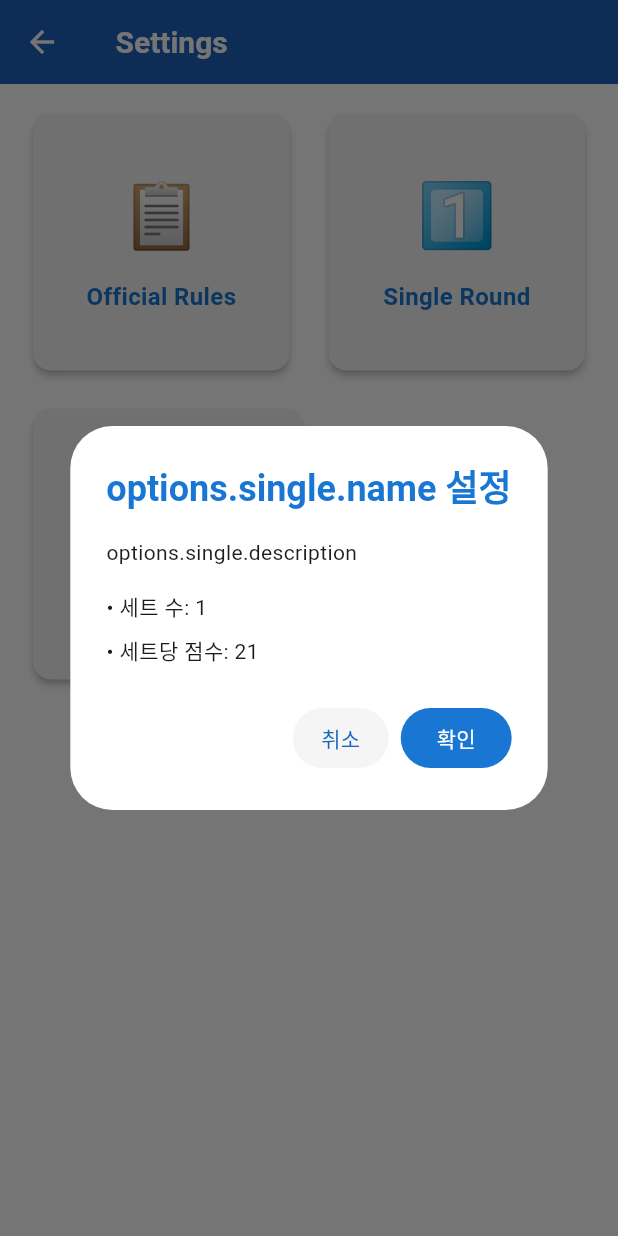
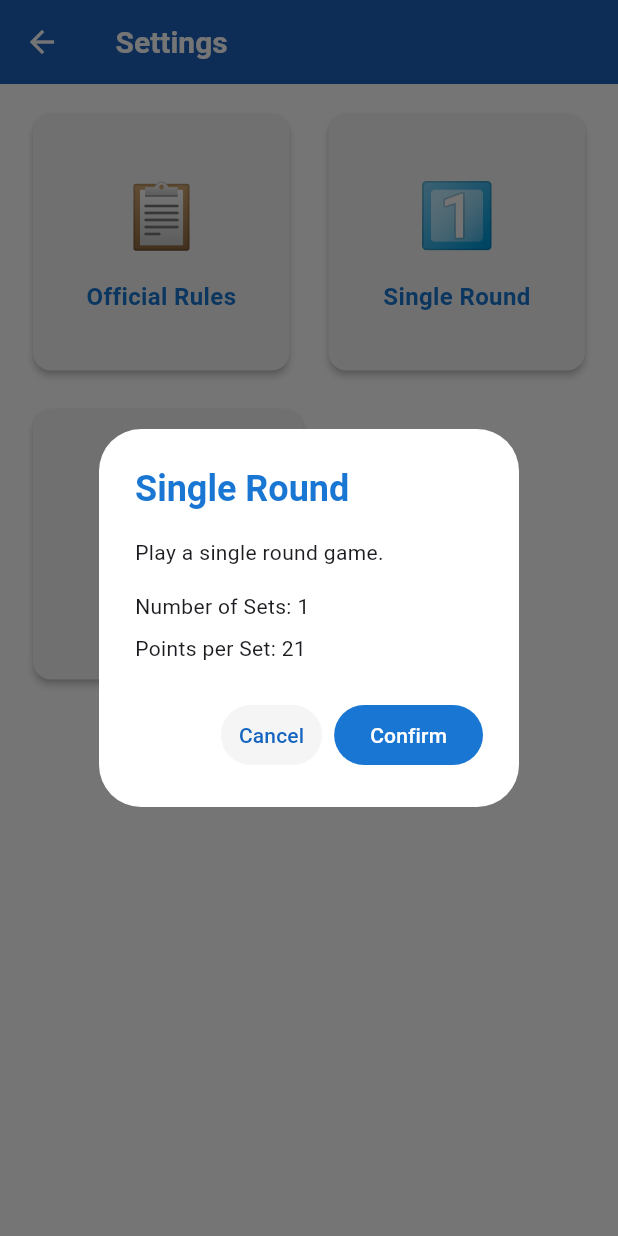
Before and after one commit to Lbin91/tapscore, a Flutter app: the OptionScreen screen opened directly with empty values, after a tap on "1️⃣", on a phone screen of 412 x 824 dp. Run offline on Flutter 3.47's test engine with Material 3 defaults, Android fonts, the phone set to English and light mode, and no system bars; our stand-ins replace easy_localization, google_mobile_ads; network calls fail.

Commit message:
refactor: updateRoundSettings 메서드 개선 및 다국어 처리 추가
- updateRoundSettings 메서드에 named parameters 적용
- 스포츠 이름을 번역 키로 변경하여 다국어 지원 개선
- 메서드 호출 부분 전체 수정

```diff
--- a/lib/models/sports.dart
+++ b/lib/models/sports.dart
@@ -1,20 +1,27 @@
+import 'package:easy_localization/easy_localization.dart';
+
 class Sport {
+  final int id;
   final String name;
   final String icon;
-  final int id;
   int maxRound;
   int scorePerRound;
 
   Sport({
+    required this.id,
     required this.name,
     required this.icon,
-    required this.id,
     required this.maxRound,
     required this.scorePerRound,
   });
 
-  void updateRoundSettings({int? newMaxRound, int? newScorePerRound}) {
-    if (newMaxRound != null) maxRound = newMaxRound;
-    if (newScorePerRound != null) scorePerRound = newScorePerRound;
+  String get translatedName => name.tr();
+
+  void updateRoundSettings({
+    required int newMaxRound,
+    required int newScorePerRound,
+  }) {
+    maxRound = newMaxRound;
+    scorePerRound = newScorePerRound;
   }
 }
--- a/lib/screens/game_screen.dart
+++ b/lib/screens/game_screen.dart
@@ -8,6 +8,7 @@ import '../theme/app_colors.dart';
 import '../widgets/banner_ad_widget.dart';
 import 'package:google_mobile_ads/google_mobile_ads.dart';
 import '../config/ad_config.dart'; // AdConfig import 추가
+import 'package:easy_localization/easy_localization.dart';
 
 class GameScreen extends StatefulWidget {
   final Sport sport;
@@ -97,7 +98,7 @@ class _GameScreenState extends State<GameScreen> {
   PreferredSizeWidget _buildAppBar() {
     return AppBar(
       title: Text(
-        '${widget.sport.name} 게임',
+        '${'game.title'.tr(args: [widget.sport.translatedName])}',
         style: TextStyle(
           color: AppColors.mainTitleColor,
           fontSize: 20,
@@ -112,7 +113,7 @@ class _GameScreenState extends State<GameScreen> {
           padding: const EdgeInsets.symmetric(horizontal: 16.0),
           child: Center(
             child: Text(
-              '라운드 $currentRound/${widget.maxRound}',
+              '${'game.round'.tr()} $currentRound/${widget.maxRound}',
               style: TextStyle(
                 color: AppColors.mainTitleColor,
                 fontWeight: FontWeight.bold,
@@ -198,7 +199,7 @@ class _GameScreenState extends State<GameScreen> {
           child: Column(
             children: [
               Text(
-                '레드 테이블',
+                'game.table.red'.tr(),
                 style: TextStyle(
                   fontSize: 14,
                   color: Colors.red.shade300,
@@ -207,8 +208,12 @@ class _GameScreenState extends State<GameScreen> {
               SizedBox(height: 4),
               Text(
                 player1TableIndex == 0
-                    ? '플레이어 1 ($player1SetWins승)'
-                    : '플레이어 2 ($player2SetWins승)',
+                    ? '${'game.player.one'.tr()} (${'game.player.wins'.tr(args: [
+                            player1SetWins.toString()
+                          ])})'
+                    : '${'game.player.two'.tr()} (${'game.player.wins'.tr(args: [
+                            player2SetWins.toString()
+                          ])})',
                 textAlign: TextAlign.center,
                 style: TextStyle(
                   fontSize: 16,
@@ -223,7 +228,7 @@ class _GameScreenState extends State<GameScreen> {
           child: Column(
             children: [
               Text(
-                '블루 테이블',
+                'game.table.blue'.tr(),
                 style: TextStyle(
                   fontSize: 14,
                   color: Colors.blue.shade300,
@@ -232,8 +237,12 @@ class _GameScreenState extends State<GameScreen> {
               SizedBox(height: 4),
               Text(
                 player1TableIndex == 1
-                    ? '플레이어 1 ($player1SetWins승)'
-                    : '플레이어 2 ($player2SetWins승)',
+                    ? '${'game.player.one'.tr()} (${'game.player.wins'.tr(args: [
+                            player1SetWins.toString()
+                          ])})'
+                    : '${'game.player.two'.tr()} (${'game.player.wins'.tr(args: [
+                            player2SetWins.toString()
+                          ])})',
                 textAlign: TextAlign.center,
                 style: TextStyle(
                   fontSize: 16,
@@ -287,13 +296,13 @@ class _GameScreenState extends State<GameScreen> {
 
     // 서브권 설정 후, 스포츠별 규칙에 따라 처리
     switch (widget.sport.name) {
-      case '배드민턴':
+      case 'sports.badminton':
         _handleBadmintonRule(teamIndex);
         break;
-      case '탁구':
+      case 'sports.tableTennis':
         _handleTableTennisRule(teamIndex);
         break;
-      case '피클볼':
+      case 'sports.pickleball':
         _handlePickleballRule(teamIndex);
         break;
       default:
@@ -430,7 +439,7 @@ class _GameScreenState extends State<GameScreen> {
         serverIndex = lastAction.serverIndex;
 
         // 탁구인 경우 서브 카운트 조정 (구현이 복잡하므로 간단하게 처리)
-        if (widget.sport.name == '탁구') {
+        if (widget.sport.name == 'sports.tableTennis') {
           int totalScore = redScore + blueScore;
           serveCount = totalScore % 2;
         }
@@ -511,18 +520,25 @@ class _GameScreenState extends State<GameScreen> {
 
   // 라운드 종료와 동시에 게임 종료를 알리는 다이얼로그
   void _showRoundEndAndGameOverDialog() {
-    String tableWinner = redScore > blueScore ? "레드팀" : "블루팀";
+    String tableWinner =
+        redScore > blueScore ? 'game.table.red'.tr() : 'game.table.blue'.tr();
     String playerWinner = "";
 
     // 어떤 플레이어가 이겼는지 확인
     if (redScore > blueScore) {
-      playerWinner = player1TableIndex == 0 ? "플레이어 1" : "플레이어 2";
+      playerWinner = player1TableIndex == 0
+          ? 'game.player.one'.tr()
+          : 'game.player.two'.tr();
     } else {
-      playerWinner = player1TableIndex == 1 ? "플레이어 1" : "플레이어 2";
+      playerWinner = player1TableIndex == 1
+          ? 'game.player.one'.tr()
+          : 'game.player.two'.tr();
     }
 
     // 최종 승자
-    String finalWinner = player1SetWins > player2SetWins ? "플레이어 1" : "플레이어 2";
+    String finalWinner = player1SetWins > player2SetWins
+        ? 'game.player.one'.tr()
+        : 'game.player.two'.tr();
     int winnerSets = math.max(player1SetWins, player2SetWins);
     int loserSets = math.min(player1SetWins, player2SetWins);
 
@@ -530,17 +546,22 @@ class _GameScreenState extends State<GameScreen> {
       context: context,
       barrierDismissible: false,
       builder: (context) => AlertDialog(
-        title: Text('게임 종료'),
-        content: Text('$tableWinner ($playerWinner) 승리!\n\n'
-            '$finalWinner가 $winnerSets-$loserSets로 최종 승리했습니다!\n'
-            '총 $currentRound 세트 진행 후 게임이 종료되었습니다.'),
+        title: Text('dialog.gameOver.title'.tr()),
+        content: Text(
+          'dialog.gameOver.content'.tr(args: [
+            finalWinner,
+            winnerSets.toString(),
+            loserSets.toString(),
+            currentRound.toString(),
+          ]),
+        ),
         actions: [
           TextButton(
             onPressed: () {
               Navigator.pop(context);
               Navigator.pop(context); // 이전 화면으로 돌아가기
             },
-            child: Text('확인'),
+            child: Text('dialog.gameOver.confirm'.tr()),
           ),
         ],
       ),
@@ -548,29 +569,35 @@ class _GameScreenState extends State<GameScreen> {
   }
 
   void _showRoundEndDialog() {
-    String winner = redScore > blueScore ? "레드팀" : "블루팀";
+    String winner =
+        redScore > blueScore ? 'game.table.red'.tr() : 'game.table.blue'.tr();
     String playerWinner = "";
 
     // 어떤 플레이어가 이겼는지 확인
     if (redScore > blueScore) {
-      playerWinner = player1TableIndex == 0 ? "플레이어 1" : "플레이어 2";
+      playerWinner = player1TableIndex == 0
+          ? 'game.player.one'.tr()
+          : 'game.player.two'.tr();
     } else {
-      playerWinner = player1TableIndex == 1 ? "플레이어 1" : "플레이어 2";
+      playerWinner = player1TableIndex == 1
+          ? 'game.player.one'.tr()
+          : 'game.player.two'.tr();
     }
 
     showDialog(
       context: context,
       barrierDismissible: false,
       builder: (context) => AlertDialog(
-        title: Text('라운드 종료'),
-        content: Text('$winner ($playerWinner) 승리!\n\n$currentRound 라운드 종료.'),
+        title: Text('dialog.roundEnd.title'.tr()),
+        content: Text('dialog.roundEnd.content'
+            .tr(args: [playerWinner, currentRound.toString()])),
         actions: [
           TextButton(
             onPressed: () {
               Navigator.pop(context);
               _showTableChangeDialog();
             },
-            child: Text('다음'),
+            child: Text('dialog.roundEnd.next'.tr()),
           ),
         ],
       ),
@@ -584,13 +611,13 @@ class _GameScreenState extends State<GameScreen> {
       builder: (context) => AlertDialog(
         backgroundColor: AppColors.backgroundColor,
         title: Text(
-          '테이블 교체',
+          'dialog.tableChange.title'.tr(),
           style: TextStyle(
             color: AppColors.mainColor,
             fontWeight: FontWeight.bold,
           ),
         ),
-        content: Text('테이블을 교체하시겠습니까?'),
+        content: Text('dialog.tableChange.content'.tr()),
         actions: [
           TextButton(
             onPressed: () {
@@ -601,7 +628,7 @@ class _GameScreenState extends State<GameScreen> {
               backgroundColor: Colors.grey[100],
             ),
             child: Text(
-              '아니오',
+              'dialog.tableChange.no'.tr(),
               style: TextStyle(color: AppColors.subMainColor),
             ),
           ),
@@ -615,7 +642,7 @@ class _GameScreenState extends State<GameScreen> {
               elevation: 0,
             ),
             child: Text(
-              '예',
+              'dialog.tableChange.yes'.tr(),
               style: TextStyle(color: AppColors.mainTitleColor),
             ),
           ),
--- a/lib/screens/main_screen.dart
+++ b/lib/screens/main_screen.dart
@@ -1,3 +1,4 @@
+import 'package:easy_localization/easy_localization.dart';
 import 'package:flutter/material.dart';
 import '../widgets/sport_card.dart';
 import '../models/sports.dart';
@@ -9,21 +10,21 @@ class MainScreen extends StatelessWidget {
   final List<Sport> sports = [
     Sport(
       id: 21,
-      name: '탁구',
+      name: 'sports.tableTennis'.tr(),
       icon: '🏓',
       maxRound: 5,
       scorePerRound: 11,
     ),
     Sport(
       id: 2,
-      name: '피클볼',
+      name: 'sports.pickleball'.tr(),
       icon: '🥒',
       maxRound: 3,
       scorePerRound: 11,
     ),
     Sport(
       id: 3,
-      name: '배드민턴',
+      name: 'sports.badminton'.tr(),
       icon: '🏸',
       maxRound: 3,
       scorePerRound: 21,
@@ -73,7 +74,7 @@ class MainScreen extends StatelessWidget {
                 itemCount: sports.length,
                 itemBuilder: (context, index) {
                   return SportCard(
-                    sportName: sports[index].name,
+                    sportName: sports[index].translatedName,
                     sportIcon: sports[index].icon,
                     onTap: () {
                       _navigateToOptionScreen(context, sports[index]);
--- a/lib/screens/option_screen.dart
+++ b/lib/screens/option_screen.dart
@@ -67,11 +67,11 @@ class _OptionScreenState extends State<OptionScreen> {
   // 종목별 기본 설정 적용
   void _setDefaultSettings() {
     // 스포츠에 따라 기본 설정 초기화
-    if (sport.name == '배드민턴') {
+    if (sport.name == 'sports.badminton') {
       sport.updateRoundSettings(newMaxRound: 3, newScorePerRound: 21);
-    } else if (sport.name == '탁구') {
+    } else if (sport.name == 'sports.tableTennis') {
       sport.updateRoundSettings(newMaxRound: 5, newScorePerRound: 11);
-    } else if (sport.name == '피클볼') {
+    } else if (sport.name == 'sports.pickleball') {
       sport.updateRoundSettings(newMaxRound: 3, newScorePerRound: 11);
     } else {
       sport.updateRoundSettings(newMaxRound: 3, newScorePerRound: 21);
@@ -214,11 +214,11 @@ class _OptionScreenState extends State<OptionScreen> {
     switch (option.id) {
       case 'official':
         // 공식 규칙: 종목별 기본값 설정
-        if (sport.name == '배드민턴') {
+        if (sport.name == 'sports.badminton') {
           sport.updateRoundSettings(newMaxRound: 3, newScorePerRound: 21);
-        } else if (sport.name == '탁구') {
+        } else if (sport.name == 'sports.tableTennis') {
           sport.updateRoundSettings(newMaxRound: 5, newScorePerRound: 11);
-        } else if (sport.name == '피클볼') {
+        } else if (sport.name == 'sports.pickleball') {
           sport.updateRoundSettings(newMaxRound: 3, newScorePerRound: 11);
         } else {
           sport.updateRoundSettings(newMaxRound: 3, newScorePerRound: 21);
@@ -226,9 +226,10 @@ class _OptionScreenState extends State<OptionScreen> {
         break;
       case 'single':
         // 단일 라운드: 종목별 점수 설정
-        if (sport.name == '배드민턴') {
+        if (sport.name == 'sports.badminton') {
           sport.updateRoundSettings(newMaxRound: 1, newScorePerRound: 21);
-        } else if (sport.name == '탁구' || sport.name == '피클볼') {
+        } else if (sport.name == 'sports.tableTennis' ||
+            sport.name == 'sports.pickleball') {
           sport.updateRoundSettings(newMaxRound: 1, newScorePerRound: 11);
         } else {
           sport.updateRoundSettings(newMaxRound: 1, newScorePerRound: 21);
--- a/lib/widgets/score_settings_dialog.dart
+++ b/lib/widgets/score_settings_dialog.dart
@@ -1,4 +1,5 @@
 import 'package:flutter/material.dart';
+import 'package:easy_localization/easy_localization.dart';
 import '../models/score_option.dart';
 import '../models/sports.dart';
 import '../theme/app_colors.dart';
@@ -36,13 +37,13 @@ class _ScoreSettingsDialogState extends State<ScoreSettingsDialog> {
     switch (widget.option.id) {
       case 'official':
         // 공식 규칙: 종목별로 다른 설정
-        if (widget.sport.name == '배드민턴') {
+        if (widget.sport.name == 'sports.badminton') {
           _maxRound = 3; // 배드민턴 기본 3세트
           _scorePerRound = 21; // 21점
-        } else if (widget.sport.name == '탁구') {
+        } else if (widget.sport.name == 'sports.tableTennis') {
           _maxRound = 5; // 탁구 기본 5세트
           _scorePerRound = 11; // 11점
-        } else if (widget.sport.name == '피클볼') {
+        } else if (widget.sport.name == 'sports.pickleball') {
           _maxRound = 3; // 피클볼 기본 3세트
           _scorePerRound = 11; // 11점
         } else {
@@ -54,9 +55,10 @@ class _ScoreSettingsDialogState extends State<ScoreSettingsDialog> {
         _maxRound = 1; // 단일 라운드: 1세트 설정
 
         // 종목별 단일 라운드 점수 설정
-        if (widget.sport.name == '배드민턴') {
+        if (widget.sport.name == 'sports.badminton') {
           _scorePerRound = 21;
-        } else if (widget.sport.name == '탁구' || widget.sport.name == '피클볼') {
+        } else if (widget.sport.name == 'sports.tableTennis' ||
+            widget.sport.name == 'sports.pickleball') {
           _scorePerRound = 11;
         } else {
           _scorePerRound = 21;
@@ -80,17 +82,17 @@ class _ScoreSettingsDialogState extends State<ScoreSettingsDialog> {
   // 점수 입력값 검증
   String? _validateScore(String? value) {
     if (value == null || value.isEmpty) {
-      return '점수를 입력해주세요';
+      return 'dialog.settings.error.required'.tr();
     }
     int? score = int.tryParse(value);
     if (score == null) {
-      return '숫자만 입력해주세요';
+      return 'dialog.settings.error.numberOnly'.tr();
     }
     if (score < 1) {
-      return '1점 이상 입력해주세요';
+      return 'dialog.settings.error.minScore'.tr();
     }
     if (score > 99) {
-      return '99점 이하로 입력해주세요';
+      return 'dialog.settings.error.maxScore'.tr();
     }
     return null;
   }
@@ -102,7 +104,7 @@ class _ScoreSettingsDialogState extends State<ScoreSettingsDialog> {
       child: AlertDialog(
         backgroundColor: AppColors.backgroundColor,
         title: Text(
-          '${widget.option.name} 설정',
+          widget.option.name.tr(),
           style: TextStyle(
             color: AppColors.mainColor,
             fontWeight: FontWeight.bold,
@@ -112,7 +114,7 @@ class _ScoreSettingsDialogState extends State<ScoreSettingsDialog> {
           mainAxisSize: MainAxisSize.min,
           crossAxisAlignment: CrossAxisAlignment.start,
           children: [
-            Text(widget.option.description),
+            Text(widget.option.description.tr()),
             SizedBox(height: 16),
             widget.allowCustomSettings
                 ? _buildCustomSettings()
@@ -128,7 +130,7 @@ class _ScoreSettingsDialogState extends State<ScoreSettingsDialog> {
               backgroundColor: Colors.grey[100],
             ),
             child: Text(
-              '취소',
+              'common.cancel'.tr(),
               style: TextStyle(color: AppColors.subMainColor),
             ),
           ),
@@ -161,7 +163,7 @@ class _ScoreSettingsDialogState extends State<ScoreSettingsDialog> {
               elevation: 0,
             ),
             child: Text(
-              '확인',
+              'common.confirm'.tr(),
               style: TextStyle(color: AppColors.mainTitleColor),
             ),
           ),
@@ -175,9 +177,15 @@ class _ScoreSettingsDialogState extends State<ScoreSettingsDialog> {
     return Column(
       crossAxisAlignment: CrossAxisAlignment.start,
       children: [
-        Text('• 세트 수: $_maxRound'),
+        Text(
+          'dialog.settings.summary.rounds'.tr(args: ['$_maxRound']),
+          style: TextStyle(fontSize: 14),
+        ),
         SizedBox(height: 8),
-        Text('• 세트당 점수: $_scorePerRound'),
+        Text(
+          'dialog.settings.summary.score'.tr(args: ['$_scorePerRound']),
+          style: TextStyle(fontSize: 14),
+        ),
       ],
     );
   }
@@ -187,11 +195,13 @@ class _ScoreSettingsDialogState extends State<ScoreSettingsDialog> {
     return Column(
       crossAxisAlignment: CrossAxisAlignment.start,
       children: [
-        Text('세트 수', style: TextStyle(fontWeight: FontWeight.bold)),
+        Text('dialog.settings.rounds'.tr(),
+            style: TextStyle(fontWeight: FontWeight.bold)),
         SizedBox(height: 8),
         _buildRoundSelector(),
         SizedBox(height: 16),
-        Text('세트당 점수', style: TextStyle(fontWeight: FontWeight.bold)),
+        Text('dialog.settings.scorePerRound'.tr(),
+            style: TextStyle(fontWeight: FontWeight.bold)),
         SizedBox(height: 8),
         _buildScoreSelector(),
         if (_isCustomScore) ...[
@@ -245,9 +255,10 @@ class _ScoreSettingsDialogState extends State<ScoreSettingsDialog> {
     // 종목별 점수 옵션 생성
     List<int> scoreOptions = [];
 
-    if (widget.sport.name == '배드민턴') {
+    if (widget.sport.name == 'sports.badminton') {
       scoreOptions = [15, 21, 30];
-    } else if (widget.sport.name == '탁구' || widget.sport.name == '피클볼') {
+    } else if (widget.sport.name == 'sports.tableTennis' ||
+        widget.sport.name == 'sports.pickleball') {
       scoreOptions = [11, 15, 21];
     } else {
       scoreOptions = [11, 15, 21]; // 기본값
@@ -287,7 +298,7 @@ class _ScoreSettingsDialogState extends State<ScoreSettingsDialog> {
             ),
             child: Center(
               child: Text(
-                '직접 입력',
+                'dialog.settings.customScore'.tr(),
                 style: TextStyle(
                   color: _isCustomScore ? AppColors.mainColor : Colors.black,
                   fontWeight: FontWeight.bold,
@@ -321,7 +332,7 @@ class _ScoreSettingsDialogState extends State<ScoreSettingsDialog> {
         ),
         child: Center(
           child: Text(
-            '$score점',
+            'dialog.settings.scorePoints'.tr(args: ['$score']),
             style: TextStyle(
               color: isSelected ? Colors.white : Colors.black,
               fontWeight: FontWeight.bold,
@@ -338,7 +349,7 @@ class _ScoreSettingsDialogState extends State<ScoreSettingsDialog> {
       keyboardType: TextInputType.number,
       validator: _validateScore,
       decoration: InputDecoration(
-        hintText: '점수 직접 입력',
+        hintText: 'dialog.settings.customScore.hint'.tr(),
         errorStyle: TextStyle(color: Colors.red),
         border: OutlineInputBorder(
           borderRadius: BorderRadius.circular(8),
```
Also changed, not shown: assets/translations/en.json (+13 -0 lines), assets/translations/ko.json (+13 -0 lines).
